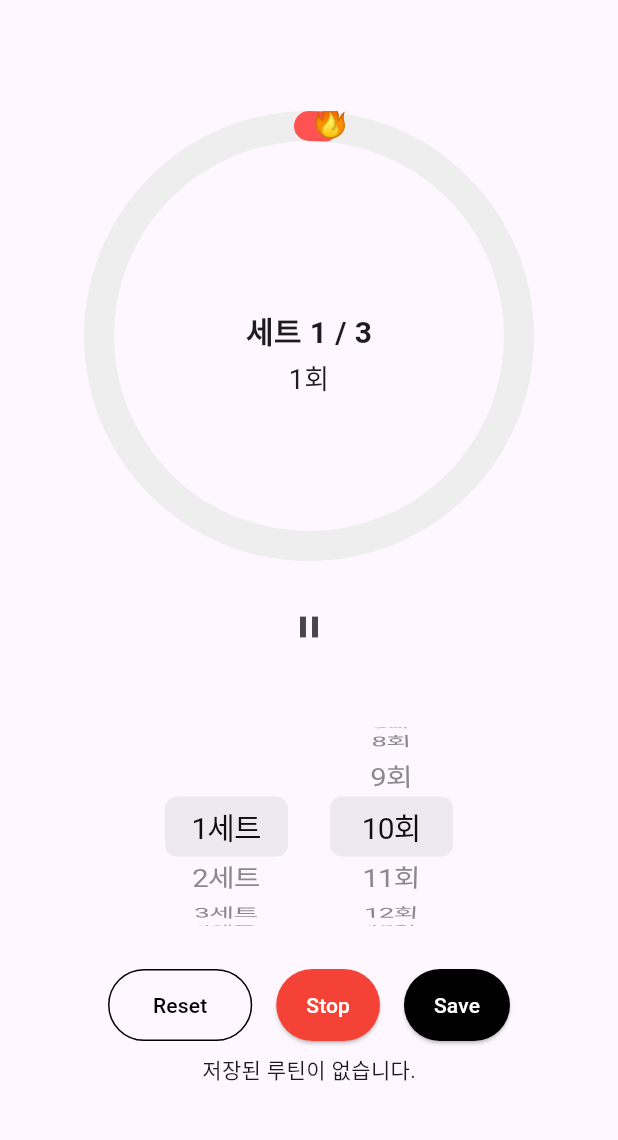
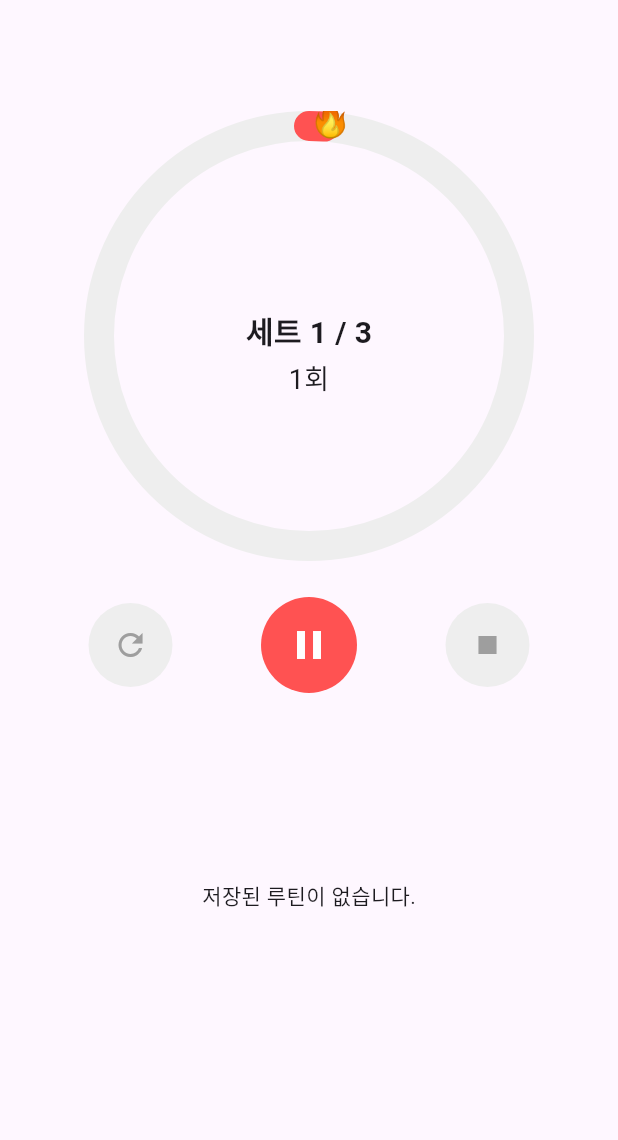
Before and after one commit to Xeostop1/flutter-workoutcounter, a Flutter app: the screen it shows after launch, after a tap on the "play arrow" icon, on a phone screen of 412 x 824 dp, the part 63-1203 px from its top. Run offline on Flutter 3.47's test engine with Material 3 defaults, Android fonts, the phone set to English and light mode, and no system bars; drawn by our look-alikes of percent_indicator; our stand-ins replace cloud_firestore, firebase_auth, firebase_core, flutter_tts, google_mobile_ads, google_sign_in and 2 more; accounts and stored records are empty; network calls fail; statements that could not run were skipped; project files that could hold a hidden picture were left out.

Commit message:
원형서클 및 동작버튼 컨테이너 동작확인

```diff
--- a/lib/screens/workout_screen.dart
+++ b/lib/screens/workout_screen.dart
@@ -6,6 +6,7 @@ import '../view_models/tts_viewmodel.dart';
 import '../view_models/workout_viewmodel.dart';
 import '../view_models/routine_viewmodel.dart';
 import '../widgets/banner_ad_widget.dart';
+import '../widgets/control_buttons.dart';
 import '../widgets/counter_setup.dart';
 import '../widgets/reset_button.dart';
 import '../widgets/save_button.dart';
@@ -171,21 +172,28 @@ class _WorkoutScreenState extends State<WorkoutScreen> {
 
 
   void _togglePauseResume() {
-    if (_isPaused) {
-      // ▶️ 재개: 현재 상태에서 다시 시작
-      _startExercise();                    // *** 멈췄던 타이머/음성 루틴 재개 ***
-    } else {
-      // ⏸️ 일시정지: 타이머와 TTS 모두 중지
-      _timer?.cancel();                    // *** 타이머 정지 ***
-      _ttsViewModel.stop();                // *** TTS 즉시 중지 ***
-    }
-
     setState(() {
-      _isPaused = !_isPaused;              // *** 상태 토글 ***
+      if (!_isRunning) {
+        // 첫 실행인 경우
+        _startExercise();
+        _isRunning = true; // ***
+        _isPaused = false; // ***
+      } else {
+        // 실행 중 → 일시정지 또는 재개
+        if (_isPaused) {
+          _startExercise(); // 재개
+        } else {
+          _timer?.cancel();
+          _ttsViewModel.stop();
+        }
+        _isPaused = !_isPaused;
+      }
     });
 
-    print('[WorkoutScreen] togglePauseResume → isPaused=$_isPaused');
+    print('[WorkoutScreen] togglePauseResume → isPaused=$_isPaused, isRunning=$_isRunning');
   }
+
+
 
 
 
@@ -347,48 +355,20 @@ class _WorkoutScreenState extends State<WorkoutScreen> {
               isPaused: _isPaused, // ***
               isResting: _isResting, // ***
               setupWidget: CounterSetup( // *** 중앙에 들어갈 세팅 UI
+                selectedSets: settings.totalSets,
                 selectedReps: settings.repeatCount,
-                selectedSets: settings.totalSets,
                 onRepsChanged: _updateRepeatCount,
                 onSetsChanged: _updateTotalSet,
               ),
             ),
 
-
-            const SizedBox(height: 10),
-            Row(
-              mainAxisAlignment: MainAxisAlignment.center,
-              children: [
-                CommonWheelPicker(
-                  values: List.generate(10, (i) => i + 1),
-                  selectedValue: settings.totalSets,
-                  onChanged: _updateTotalSet,
-                  unitLabel: '세트',
-                ),
-                const SizedBox(width: 10),
-                CommonWheelPicker(
-                  values: List.generate(200, (i) => (i + 1)),
-                  selectedValue: settings.repeatCount,
-                  onChanged: _updateRepeatCount,
-                  unitLabel: '회',
-                ),
-              ],
-            ),
-            const SizedBox(height: 20),
-            Row(
-              mainAxisAlignment: MainAxisAlignment.center,
-              children: [
-                ResetButton(onPressed: _resetSettings),
-                const SizedBox(width: 16),
-                StopButton(onPressed: _stopWorkout),  // *** 정지 버튼 추가 ***
-                const SizedBox(width: 16),
-                SaveButton(
-                  sets: viewModel.settings.totalSets,
-                  reps: viewModel.settings.repeatCount,
-                  onPressed: () => _saveCurrentRoutine(context), // *** 저장 버튼 연결 ***
-                ),
-
-              ],
+            //버튼 3개
+            ControlButtons(
+              isRunning: _isRunning, // 언더바 있는 실제 상태 변수 넘겨야 함
+              isPaused: _isPaused,
+              onReset: _resetSettings,
+              onStartPause: _togglePauseResume,
+              onStop: _stopWorkout,
             ),
             Expanded(
               child: _routines.isEmpty // ***
--- /dev/null
+++ b/lib/widgets/control_buttons.dart
@@ -0,0 +1,38 @@
+import 'package:counter_01/widgets/play_pause_button.dart';
+import 'package:counter_01/widgets/reset_button.dart';
+import 'package:counter_01/widgets/stop_button.dart';
+import 'package:flutter/material.dart';
+
+class ControlButtons extends StatelessWidget {
+  final bool isRunning;
+  final bool isPaused;
+  final VoidCallback onReset;
+  final VoidCallback onStartPause;
+  final VoidCallback onStop;
+
+  const ControlButtons({
+    super.key,
+    required this.isRunning,
+    required this.isPaused,
+    required this.onReset,
+    required this.onStartPause,
+    required this.onStop,
+  });
+
+  @override
+  Widget build(BuildContext context) {
+    print('[ControlButtons] isRunning=$isRunning, isPaused=$isPaused');
+    return Row(
+      mainAxisAlignment: MainAxisAlignment.spaceEvenly,
+      children: [
+        ResetButton(onPressed: onReset),
+        PlayPauseButton(
+          isRunning: isRunning,
+          isPaused: isPaused,
+          onPressed: onStartPause,
+        ),
+        StopButton(onPressed: onStop),
+      ],
+    );
+  }
+}
--- a/lib/widgets/counter_setup.dart
+++ b/lib/widgets/counter_setup.dart
@@ -18,26 +18,21 @@ class CounterSetup extends StatelessWidget {
   Widget build(BuildContext context) {
     return Column(
       children: [
-        const Text(
-          '세트 설정',
-          style: TextStyle(fontSize: 14, color: Colors.grey),
-        ),
-        const SizedBox(height: 12),
         Row(
           mainAxisAlignment: MainAxisAlignment.center,
           children: [
+            _buildDropdown(
+              value: selectedSets,
+              items: List.generate(10, (i) => i + 1),
+              unit: '세트',
+              onChanged: onSetsChanged,
+            ),
+            const SizedBox(width: 12),
             _buildDropdown(
               value: selectedReps,
               items: List.generate(50, (i) => i + 1),
               unit: '회',
               onChanged: onRepsChanged,
-            ),
-            const SizedBox(width: 12),
-            _buildDropdown(
-              value: selectedSets,
-              items: List.generate(10, (i) => i + 1),
-              unit: '세트',
-              onChanged: onSetsChanged,
             ),
           ],
         ),
--- /dev/null
+++ b/lib/widgets/play_pause_button.dart
@@ -0,0 +1,36 @@
+import 'package:flutter/material.dart';
+
+class PlayPauseButton extends StatelessWidget {
+  final bool isRunning;
+  final bool isPaused;
+  final VoidCallback onPressed;
+
+  const PlayPauseButton({
+    super.key,
+    required this.isRunning,
+    required this.isPaused,
+    required this.onPressed,
+  });
+
+  @override
+  Widget build(BuildContext context) {
+    // *** 상태에 따라 아이콘 결정 ***
+    IconData icon;
+    if (isRunning) {
+      icon = isPaused ? Icons.play_arrow : Icons.pause;
+    } else {
+      icon = Icons.play_arrow;
+    }
+
+
+    return CircleAvatar(
+      radius: 32,
+      backgroundColor: Colors.redAccent,
+      child: IconButton(
+        icon: Icon(icon, size: 32),
+        color: Colors.white,
+        onPressed: onPressed,
+      ),
+    );
+  }
+}
--- a/lib/widgets/reset_button.dart
+++ b/lib/widgets/reset_button.dart
@@ -1,31 +1,20 @@
 import 'package:flutter/material.dart';
 
 class ResetButton extends StatelessWidget {
-  final VoidCallback? onPressed;
+  final VoidCallback onPressed;
 
-  ResetButton({
-    super.key,
-    this.onPressed
-  });
+  const ResetButton({super.key, required this.onPressed});
 
   @override
   Widget build(BuildContext context) {
-    return OutlinedButton(
-          onPressed: onPressed,
-          style: OutlinedButton.styleFrom(
-            padding: EdgeInsets.symmetric(horizontal: 30, vertical: 14),
-            shape: RoundedRectangleBorder(
-              borderRadius: BorderRadius.circular(30),
-            ),
-            side: BorderSide(color: Colors.black),
-          ),
-        child:
-        Text(
-          "Reset",
-          style: TextStyle(
-            color: Colors.black
-          ),
-        ),
+    return CircleAvatar(
+      radius: 28,
+      backgroundColor: Colors.grey.shade200,
+      child: IconButton(
+        icon: const Icon(Icons.refresh),
+        color: Colors.grey,
+        onPressed: onPressed,
+      ),
     );
   }
 }
--- a/lib/widgets/stop_button.dart
+++ b/lib/widgets/stop_button.dart
@@ -1,28 +1,19 @@
 import 'package:flutter/material.dart';
 
-/// 운동을 완전히 정지시키는 버튼
 class StopButton extends StatelessWidget {
   final VoidCallback onPressed;
 
-  const StopButton({
-    Key? key,
-    required this.onPressed,
-  }) : super(key: key);
+  const StopButton({super.key, required this.onPressed});
 
   @override
   Widget build(BuildContext context) {
-    return ElevatedButton(
-      onPressed: onPressed,
-      style: ElevatedButton.styleFrom(
-        backgroundColor: Colors.red,            // *** 빨간색 강조 ***
-        padding: const EdgeInsets.symmetric(horizontal: 20, vertical: 14),
-        shape: RoundedRectangleBorder(
-          borderRadius: BorderRadius.circular(30),
-        ),
-      ),
-      child: const Text(
-        'Stop',
-        style: TextStyle(color: Colors.white),
+    return CircleAvatar(
+      radius: 28,
+      backgroundColor: Colors.grey.shade200,
+      child: IconButton(
+        icon: const Icon(Icons.stop),
+        color: Colors.grey,
+        onPressed: onPressed,
       ),
     );
   }
--- a/lib/widgets/workout_circle.dart
+++ b/lib/widgets/workout_circle.dart
@@ -1,7 +1,7 @@
 import 'dart:math';
 import 'package:flutter/material.dart';
 import 'package:percent_indicator/circular_percent_indicator.dart';
-import 'counter_setup.dart';
+
 
 class WorkoutCircle extends StatelessWidget {
   final int totalSets;
@@ -100,20 +100,21 @@ class WorkoutCircle extends StatelessWidget {
                 ),
               ],
             ),
-            const SizedBox(height: 20),
-            IconButton(
-              icon: Icon(
-                isRunning
-                    ? (isPaused ? Icons.play_arrow : Icons.pause)
-                    : Icons.play_arrow,
-              ),
-              onPressed: onStartPressed,
-            ),
-            if (onStopPressed != null)
-              IconButton(
-                icon: const Icon(Icons.stop),
-                onPressed: onStopPressed,
-              ),
+            //시작 멈춤 버튼
+            // const SizedBox(height: 20),
+            // IconButton(
+            //   icon: Icon(
+            //     isRunning
+            //         ? (isPaused ? Icons.play_arrow : Icons.pause)
+            //         : Icons.play_arrow,
+            //   ),
+            //   onPressed: onStartPressed,
+            // ),
+            // if (onStopPressed != null)
+            //   IconButton(
+            //     icon: const Icon(Icons.stop),
+            //     onPressed: onStopPressed,
+            //   ),
           ],
         );
       },
--- a/lib/widgets/workout_circle_container.dart
+++ b/lib/widgets/workout_circle_container.dart
@@ -2,33 +2,63 @@ import 'package:flutter/material.dart';
 import 'workout_circle.dart';
 import 'counter_setup.dart';
 
-class WorkoutCircleContainer extends StatelessWidget { // *** Stateless로 변경 ***
-  final int totalSets; // ***
-  final int currentSet; // ***
-  final int repeatCount; // ***
-  final int currentCount; // ***
-  final int restSeconds; // ***
-  final double progress; // ***
-  final VoidCallback onStartPressed; // ***
-  final bool isRunning; // ***
-  final bool isPaused; // ***
-  final bool isResting; // ***
-  final Widget setupWidget; // ***
+class WorkoutCircleContainer extends StatefulWidget {
+  final int totalSets;
+  final int currentSet;
+  final int repeatCount;
+  final int currentCount;
+  final int restSeconds; // **** 추가됨 ****
+  final double progress;
+  final VoidCallback onStartPressed;
+  final bool isRunning;
+  final bool isPaused;
+  final bool isResting;
+  final Widget setupWidget;
 
-  const WorkoutCircleContainer({ // ***
+  const WorkoutCircleContainer({
     super.key,
-    required this.totalSets, // ***
-    required this.currentSet, // ***
-    required this.repeatCount, // ***
-    required this.currentCount, // ***
-    required this.restSeconds, // ***
-    required this.progress, // ***
-    required this.onStartPressed, // ***
-    required this.isRunning, // ***
-    required this.isPaused, // ***
-    required this.isResting, // ***
-    required this.setupWidget, // ***
-  }); // ***
+    required this.totalSets,
+    required this.currentSet,
+    required this.repeatCount,
+    required this.currentCount,
+    required this.restSeconds, // **** 추가됨 ****
+    required this.progress,
+    required this.onStartPressed,
+    required this.isRunning,
+    required this.isPaused,
+    required this.isResting,
+    required this.setupWidget,
+  });
+
+  @override
+  State<WorkoutCircleContainer> createState() => _WorkoutCircleContainerState();
+}
+
+class _WorkoutCircleContainerState extends State<WorkoutCircleContainer> {
+  late int selectedReps;
+  late int selectedSets;
+
+  @override
+  void initState() {
+    super.initState();
+    selectedReps = widget.repeatCount;
+    selectedSets = widget.totalSets;
+  }
+
+  void updateReps(int? newValue) {
+    if (newValue == null) return;
+    setState(() {
+      selectedReps = newValue;
+    });
+  }
+
+  void updateSets(int? newValue) {
+    if (newValue == null) return;
+    setState(() {
+      selectedSets = newValue;
+    });
+  }
+
 
   @override
   Widget build(BuildContext context) {
@@ -38,33 +68,58 @@ class WorkoutCircleContainer extends StatelessWidget { // *** Stateless로 변
           alignment: Alignment.center,
           children: [
             WorkoutCircle(
-              totalSets: totalSets, // ***
-              currentSet: currentSet, // ***
-              currentCount: currentCount, // ***
-              repeatCount: repeatCount, // ***
-              restSeconds: restSeconds, // ***
-              progress: progress, // ***
-              onStartPressed: onStartPressed, // ***
-              onStopPressed: null, // *** stop은 외부에서 처리 ***
-              isRunning: isRunning, // ***
-              isPaused: isPaused, // ***
-              isResting: isResting, // ***
-              isReady: !isRunning, // ***
-              setupWidget: isRunning
+              totalSets: selectedSets, // ***
+              currentSet: widget.currentSet, // ***
+              currentCount: widget.currentCount, // ***
+              repeatCount: selectedReps, // ***
+              restSeconds: 0, // 필요 시 조정 ***
+              progress: widget.progress, // ***
+              onStartPressed: widget.onStartPressed, // ***
+              onStopPressed: null, // 외부에서 처리 ***
+              isRunning: widget.isRunning, // ***
+              isPaused: widget.isPaused, // ***
+              isResting: widget.isResting, // ***
+              isReady: !widget.isRunning, // ***
+              setupWidget: widget.isRunning
                   ? Column(
                 mainAxisSize: MainAxisSize.min,
                 children: [
-                  Text('세트: $currentSet / $totalSets', style: const TextStyle(fontSize: 18)),
+                  Text('세트: ${widget.currentSet} / $selectedSets',
+                      style: const TextStyle(fontSize: 18)),
                   const SizedBox(height: 8),
-                  Text('횟수: ${currentCount - 1} / $repeatCount', style: const TextStyle(fontSize: 18)),
+                  Text('횟수: ${widget.currentCount - 1} / $selectedReps',
+                      style: const TextStyle(fontSize: 18)),
                 ],
               )
-                  : setupWidget, // ***
+                  : Center(
+                // *** 중앙 정렬 ***
+                child: Column(
+                  mainAxisSize: MainAxisSize.min,
+                  mainAxisAlignment: MainAxisAlignment.center,
+                  crossAxisAlignment: CrossAxisAlignment.center,
+                  children: [
+                    const Text(
+                      '세트설정',
+                      style: TextStyle(
+                        fontSize: 16,
+                        fontWeight: FontWeight.bold,
+                        color: Colors.grey,
+                      ),
+                    ),
+                    const SizedBox(height: 8),
+                    CounterSetup(
+                      selectedReps: selectedReps,
+                      selectedSets: selectedSets,
+                      onRepsChanged: updateReps,
+                      onSetsChanged: updateSets,
+                    ),
+                  ],
+                ),
+              ),
             ),
           ],
         ),
         const SizedBox(height: 24),
-        // 버튼 제거: 외부에서 컨트롤하므로 내부 버튼 없음 ***
       ],
     );
   }
```
